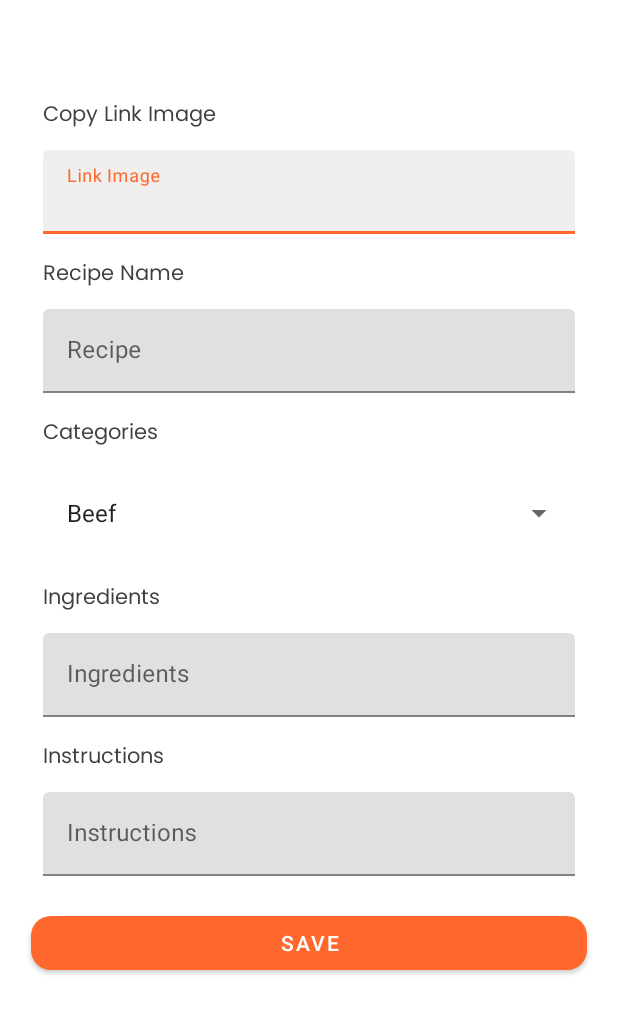
After one commit to hanifalfaqih/food-recipe-app, an Android app: the AddActivity screen opened directly, with no data from a screen before it, on a phone screen of 412 x 824 dp. The commit adds this screen. Shown: the top 1014 px of the screen. Run offline under Robolectric (Android 15) with nearby library versions, the phone set to English and light mode, and no system bars; our stand-ins replace sdp/ssp sizes.

Commit message:
Layout Add Activity

```diff
--- a/app/src/main/AndroidManifest.xml
+++ b/app/src/main/AndroidManifest.xml
@@ -11,13 +11,16 @@
         android:supportsRtl="true"
         android:theme="@style/Theme.Foodrecipeapp">
         <activity
+            android:name=".ui.add.AddActivity"
+            android:exported="false" />
+        <activity
             android:name=".ui.intro.IntroActivity"
             android:exported="false" />
         <activity
             android:name=".MainActivity"
             android:exported="false" />
         <activity
-            android:name="com.allana.food_recipe_app.ui.home.HomeActivity"
+            android:name=".ui.home.HomeActivity"
             android:exported="true" />
         <activity
             android:name=".ui.splashscreen.SplashScreen"
--- /dev/null
+++ b/app/src/main/java/com/allana/food_recipe_app/ui/add/AddActivity.kt
@@ -0,0 +1,12 @@
+package com.allana.food_recipe_app.ui.add
+
+import androidx.appcompat.app.AppCompatActivity
+import android.os.Bundle
+import com.allana.food_recipe_app.R
+
+class AddActivity : AppCompatActivity() {
+    override fun onCreate(savedInstanceState: Bundle?) {
+        super.onCreate(savedInstanceState)
+        setContentView(R.layout.activity_add)
+    }
+}
--- /dev/null
+++ b/app/src/main/res/layout/activity_add.xml
@@ -0,0 +1,189 @@
+<?xml version="1.0" encoding="utf-8"?>
+<ScrollView
+    xmlns:android="http://schemas.android.com/apk/res/android"
+    xmlns:app="http://schemas.android.com/apk/res-auto"
+    android:layout_width="match_parent"
+    android:layout_height="wrap_content">
+
+    <androidx.constraintlayout.widget.ConstraintLayout
+        android:layout_width="match_parent"
+        android:layout_height="wrap_content">
+
+        <TextView
+            android:id="@+id/tv_recipe_input_link"
+            android:layout_width="wrap_content"
+            android:layout_height="wrap_content"
+            android:layout_marginTop="@dimen/_50sdp"
+            android:fontFamily="@font/poppins_regular"
+            android:text="@string/text_copy_link_image"
+            android:textColor="@color/black_font"
+            app:layout_constraintTop_toTopOf="parent"
+            app:layout_constraintStart_toStartOf="@id/til_recipe_input_link" />
+
+        <com.google.android.material.textfield.TextInputLayout
+            android:id="@+id/til_recipe_input_link"
+            style=""
+            android:layout_width="0dp"
+            android:layout_height="wrap_content"
+            android:layout_marginStart="@dimen/_22sdp"
+            android:layout_marginEnd="@dimen/_22sdp"
+            android:layout_marginTop="@dimen/_8sdp"
+            android:hint="@string/text_hint_link_image"
+            app:endIconMode="clear_text"
+            app:boxBackgroundColor="@color/bg_text_input_layout"
+            app:layout_constraintEnd_toEndOf="parent"
+            app:layout_constraintStart_toStartOf="parent"
+            app:layout_constraintTop_toBottomOf="@id/tv_recipe_input_link">
+
+            <com.google.android.material.textfield.TextInputEditText
+                android:id="@+id/et_recipe_input_link"
+                android:layout_width="match_parent"
+                android:layout_height="wrap_content"
+                android:inputType="text"
+                android:maxLines="1" />
+
+        </com.google.android.material.textfield.TextInputLayout>
+
+        <TextView
+            android:id="@+id/tv_recipe_name"
+            android:layout_width="wrap_content"
+            android:layout_height="wrap_content"
+            android:layout_marginTop="@dimen/_12sdp"
+            android:fontFamily="@font/poppins_regular"
+            android:text="@string/text_hint_recipe_name"
+            android:textColor="@color/black_font"
+            app:layout_constraintTop_toBottomOf="@id/til_recipe_input_link"
+            app:layout_constraintStart_toStartOf="@id/til_recipe_name" />
+
+        <com.google.android.material.textfield.TextInputLayout
+            android:id="@+id/til_recipe_name"
+            style=""
+            android:layout_width="0dp"
+            android:layout_height="wrap_content"
+            android:layout_marginStart="@dimen/_22sdp"
+            android:layout_marginEnd="@dimen/_22sdp"
+            android:layout_marginTop="@dimen/_8sdp"
+            android:hint="@string/text_hint_recipe"
+            app:endIconMode="clear_text"
+            app:layout_constraintEnd_toEndOf="parent"
+            app:layout_constraintStart_toStartOf="parent"
+            app:layout_constraintTop_toBottomOf="@+id/tv_recipe_name">
+
+            <com.google.android.material.textfield.TextInputEditText
+                android:id="@+id/et_recipe_name"
+                android:layout_width="match_parent"
+                android:layout_height="match_parent"
+                android:inputType="textMultiLine" />
+
+        </com.google.android.material.textfield.TextInputLayout>
+
+        <TextView
+            android:id="@+id/tv_recipe_categories"
+            android:layout_width="wrap_content"
+            android:layout_height="wrap_content"
+            android:layout_marginTop="@dimen/_12sdp"
+            android:fontFamily="@font/poppins_regular"
+            android:text="@string/text_recipe_categories"
+            android:textColor="@color/black_font"
+            app:layout_constraintTop_toBottomOf="@id/til_recipe_name"
+            app:layout_constraintStart_toStartOf="@id/spinner_categories" />
+
+        <Spinner
+            android:id="@+id/spinner_categories"
+            android:layout_width="0dp"
+            android:layout_height="60dp"
+            style=""
+            android:entries="@array/categories"
+            android:layout_marginTop="@dimen/_8sdp"
+            android:layout_marginStart="@dimen/_22sdp"
+            android:layout_marginEnd="@dimen/_22sdp"
+            android:paddingStart="8dp"
+            android:paddingEnd="8dp"
+            app:layout_constraintEnd_toEndOf="parent"
+            app:layout_constraintStart_toStartOf="parent"
+            app:layout_constraintTop_toBottomOf="@id/tv_recipe_categories" />
+
+        <TextView
+            android:id="@+id/tv_recipe_ingredients"
+            android:layout_width="wrap_content"
+            android:layout_height="wrap_content"
+            android:layout_marginTop="@dimen/_12sdp"
+            android:fontFamily="@font/poppins_regular"
+            android:text="@string/text_hint_recipe_ingredients"
+            android:textColor="@color/black_font"
+            app:layout_constraintTop_toBottomOf="@id/spinner_categories"
+            app:layout_constraintStart_toStartOf="@id/til_recipe_ingredients" />
+
+        <com.google.android.material.textfield.TextInputLayout
+            android:id="@+id/til_recipe_ingredients"
+            style=""
+            android:layout_width="0dp"
+            android:layout_height="wrap_content"
+            android:layout_marginStart="@dimen/_22sdp"
+            android:layout_marginEnd="@dimen/_22sdp"
+            android:layout_marginTop="@dimen/_8sdp"
+            android:hint="@string/text_ingredients"
+            app:endIconMode="clear_text"
+            app:layout_constraintEnd_toEndOf="parent"
+            app:layout_constraintStart_toStartOf="parent"
+            app:layout_constraintTop_toBottomOf="@+id/tv_recipe_ingredients">
+
+            <com.google.android.material.textfield.TextInputEditText
+                android:id="@+id/et_recipe_ingredients"
+                android:layout_width="match_parent"
+                android:layout_height="match_parent"
+                android:inputType="textMultiLine" />
+
+        </com.google.android.material.textfield.TextInputLayout>
+
+        <TextView
+            android:id="@+id/tv_recipe_instructions"
+            android:layout_width="wrap_content"
+            android:layout_height="wrap_content"
+            android:layout_marginTop="@dimen/_12sdp"
+            android:fontFamily="@font/poppins_regular"
+            android:text="@string/text_recipe_instructions"
+            android:textColor="@color/black_font"
+            app:layout_constraintTop_toBottomOf="@id/til_recipe_ingredients"
+            app:layout_constraintStart_toStartOf="@id/til_recipe_instruction" />
+
+        <com.google.android.material.textfield.TextInputLayout
+            android:id="@+id/til_recipe_instruction"
+            style=""
+            android:layout_width="0dp"
+            android:layout_height="wrap_content"
+            android:layout_marginStart="@dimen/_22sdp"
+            android:layout_marginEnd="@dimen/_22sdp"
+            android:layout_marginTop="@dimen/_8sdp"
+            android:hint="@string/text_instructions"
+            app:endIconMode="clear_text"
+            app:layout_constraintEnd_toEndOf="parent"
+            app:layout_constraintStart_toStartOf="parent"
+            app:layout_constraintTop_toBottomOf="@+id/tv_recipe_instructions">
+
+            <com.google.android.material.textfield.TextInputEditText
+                android:id="@+id/et_recipe_instructions"
+                android:layout_width="match_parent"
+                android:layout_height="match_parent"
+                android:inputType="textMultiLine" />
+
+        </com.google.android.material.textfield.TextInputLayout>
+
+        <com.google.android.material.button.MaterialButton
+            android:id="@+id/btn_update_recipe"
+            android:layout_width="match_parent"
+            android:layout_height="wrap_content"
+            android:text="@string/btn_save_recipe"
+            android:layout_marginTop="@dimen/_16sdp"
+            android:layout_marginStart="@dimen/_16sdp"
+            android:layout_marginEnd="@dimen/_16sdp"
+            app:cornerRadius="@dimen/_10sdp"
+            app:layout_constraintTop_toBottomOf="@id/til_recipe_instruction"
+            app:layout_constraintStart_toStartOf="parent"
+            app:layout_constraintEnd_toEndOf="parent"/>
+
+    </androidx.constraintlayout.widget.ConstraintLayout>
+
+
+
+</ScrollView>
--- /dev/null
+++ b/app/src/main/res/values/arrays.xml
@@ -0,0 +1,19 @@
+<?xml version="1.0" encoding="utf-8"?>
+<resources>
+    <string-array name="categories">
+        <item>Beef</item>
+        <item>Breakfast</item>
+        <item>Chicken</item>
+        <item>Desert</item>
+        <item>Goat</item>
+        <item>Lamb</item>
+        <item>Miscellaneous</item>
+        <item>Pasta</item>
+        <item>Pork</item>
+        <item>Seafood</item>
+        <item>Side</item>
+        <item>Starter</item>
+        <item>Vegan</item>
+        <item>Vegetarian</item>
+    </string-array>
+</resources>
--- a/app/src/main/res/values/colors.xml
+++ b/app/src/main/res/values/colors.xml
@@ -11,4 +11,5 @@
     <color name="primary">#FF672C</color>
     <color name="black_font">#403F3E</color>
     <color name="unselected_indicator">#B6AA9E</color>
+    <color name="bg_text_input_layout">#F1EFED</color>
 </resources>
--- a/app/src/main/res/values/strings.xml
+++ b/app/src/main/res/values/strings.xml
@@ -18,4 +18,15 @@
     <string name="text_title_tags">Desert, Summer, Fruity, Dairy</string>
     <string name="text_btn_detile">Detail</string>
     <string name="text_dsc_category">Beef is the culinary name for meat from cattle, particularly skeletal muscle. Humans have been eating beef since prehistori</string>
+    <string name="text_copy_link_image">Copy Link Image</string>
+    <string name="text_hint_link_image">Link Image</string>
+    <string name="text_hint_recipe_ingredients">Ingredients</string>
+    <string name="text_recipe_categories">Categories</string>
+    <string name="text_recipe_instructions">Instructions</string>
+    <string name="text_ingredients">Ingredients</string>
+    <string name="text_instructions">Instructions</string>
+    <string name="text_hint_recipe_name">Recipe Name</string>
+    <string name="text_hint_recipe">Recipe</string>
+    <string name="btn_save_recipe">SAVE</string>
+
 </resources>
--- a/app/src/main/res/values/styles.xml
+++ b/app/src/main/res/values/styles.xml
@@ -1,6 +1,6 @@
 <?xml version="1.0" encoding="utf-8"?>
 <resources>
     <style name="TextInputLayoutStyle" parent="Widget.MaterialComponents.TextInputLayout.OutlinedBox">
-        <item name="boxStrokeColor">@color/colorPrimary</item>
+        <item name="boxStrokeColor">@color/primary</item>
     </style>
 </resources>
--- a/app/src/main/res/values/themes.xml
+++ b/app/src/main/res/values/themes.xml
@@ -2,7 +2,7 @@
     <!-- Base application theme. -->
     <style name="Theme.Foodrecipeapp" parent="Theme.MaterialComponents.DayNight.NoActionBar">
         <!-- Primary brand color. -->
-        <item name="colorPrimary">@color/colorPrimary</item>
+        <item name="colorPrimary">@color/primary</item>
         <item name="colorPrimaryVariant">@color/purple_700</item>
         <item name="colorOnPrimary">@color/white</item>
         <!-- Secondary brand color. -->
```
Also changed, not shown: app/src/main/java/com/allana/food_recipe_app/edit_delete/EditDeleteActivity.kt (deleted, +0 -40 lines), app/src/main/res/layout/activity_edit_delete.xml (deleted, +0 -110 lines).
